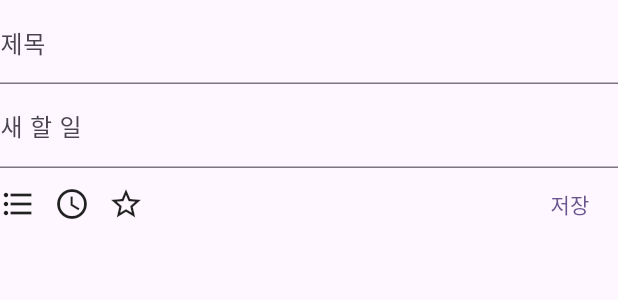
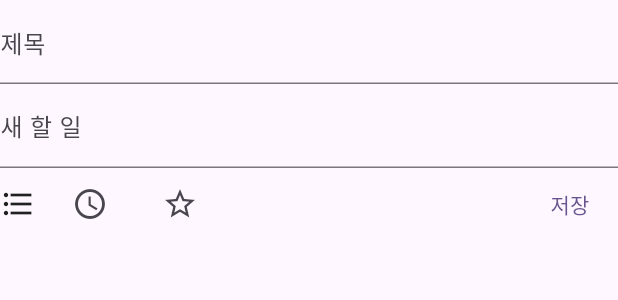
Before and after one commit to Kim-Martino/Google-Task-Clone, a Flutter app: the AddBottomSheet widget shown alone on an empty page, opened directly, after a tap on "저장", on a phone screen of 412 x 824 dp. Shown: the top 300 px of the screen. Run offline on Flutter 3.47's test engine with Material 3 defaults, Android fonts, the phone set to English and light mode, and no system bars.

Commit message:
ADD DateTime, Fav Buttons 2024/01/13

```diff
--- a/lib/modules/task/model/task.dart
+++ b/lib/modules/task/model/task.dart
@@ -1,6 +1,9 @@
+import 'package:intl/intl.dart';
+
 class TaskModel {
   TaskModel({
     required this.title,
+    required this.date,
     this.content = "",
     this.isFavorite = false,
     this.isComplete = false,
@@ -13,4 +16,6 @@ class TaskModel {
   final bool isFavorite;
 
   final bool isComplete;
+
+  final DateTime date;
 }
--- a/lib/modules/task/service/task_service.dart
+++ b/lib/modules/task/service/task_service.dart
@@ -1,8 +1,7 @@
 import 'dart:math';
-
 import 'package:flutter/material.dart';
-
 import '../model/task.dart';
+import 'package:intl/intl.dart';
 
 class TaskService extends ChangeNotifier {
   // final List<TaskModel> _tasks = List.generate(
@@ -14,19 +13,10 @@ class TaskService extends ChangeNotifier {
   //     isComplete: Random().nextBool(),
   //   ),
   // );
-  final List<TaskModel> _tasks = [
-    TaskModel(title: 'A'),
-    TaskModel(title: 'B'),
-    TaskModel(title: 'C'),
-    TaskModel(title: 'D'),
-    TaskModel(title: 'E'),
-    TaskModel(title: 'F'),
-    TaskModel(title: 'G'),
-    TaskModel(title: 'H'),
-    TaskModel(title: 'I'),
-  ];
+  final List<TaskModel> _tasks = [];
   List<TaskModel> get tasks => _tasks;
 
+  /// createdDate
   void addTask(TaskModel task) {
     _tasks.add(task);
     notifyListeners();
@@ -37,6 +27,7 @@ class TaskService extends ChangeNotifier {
     notifyListeners();
   }
 
+  /// updatedDate
   void toggleCompleted(int index) {
     // 1. task 가 _task 안에서 어디있는지.
     // 2. 그 찾은애의 isCompleted를 toggle 시킨다.
@@ -45,19 +36,26 @@ class TaskService extends ChangeNotifier {
       content: _tasks[index].content,
       isComplete: !_tasks[index].isComplete,
       isFavorite: _tasks[index].isFavorite,
+      date: DateTime.now(),
     );
     notifyListeners();
   }
 
+  /// starUpdatedDate
   void toggleFavorite(int index) {
     _tasks[index] = TaskModel(
       title: _tasks[index].title,
       content: _tasks[index].content,
       isComplete: _tasks[index].isComplete,
       isFavorite: !_tasks[index].isFavorite,
+      date: DateTime.now(),
     );
     notifyListeners();
   }
 
   void remove(TaskModel task) {}
+
+  /// sort()
+  /// _task가 정렬되어야함
+  /// notifyListeners
 }
--- a/lib/modules/task/view/widget/add_bottom_sheet.dart
+++ b/lib/modules/task/view/widget/add_bottom_sheet.dart
@@ -1,7 +1,10 @@
 import 'package:flutter/material.dart';
 import 'package:google_tasks_clone/modules/task/model/task.dart';
 import 'package:provider/provider.dart';
+import 'package:google_tasks_clone/modules/task/view/widget/task_card.dart';
 import 'package:google_tasks_clone/modules/task/service/task_service.dart';
+import '../../view_model/task_list_screen_view_model.dart';
+import 'package:intl/intl.dart';
 
 class AddBottomSheet extends StatelessWidget {
   const AddBottomSheet({super.key});
@@ -9,8 +12,14 @@ class AddBottomSheet extends StatelessWidget {
   @override
   Widget build(BuildContext context) {
     final provider = Provider.of<TaskService>(context);
+
     late TextEditingController _controller;
     late TextEditingController _controller2;
+    String selectDate;
+
+    String formatDate = DateFormat('yy-MM-dd HH:mm').format(DateTime.now());
+
+    DateTime date = DateTime.now();
 
     _controller = TextEditingController();
     _controller2 = TextEditingController();
@@ -39,9 +48,32 @@ class AddBottomSheet extends StatelessWidget {
                 children: [
                   Icon(Icons.format_list_bulleted),
                   SizedBox(width: 12),
-                  Icon(Icons.watch_later_outlined),
+                  //Icon(Icons.watch_later_outlined),
+                  IconButton(
+                    onPressed: () {
+                      final selectDate = showDatePicker(
+                        context: context,
+                        initialDate: date,
+                        firstDate: DateTime(2000),
+                        lastDate: DateTime.now(),
+                      );
+                    },
+                    icon: Icon(Icons.watch_later_outlined),
+                  ),
                   SizedBox(width: 12),
-                  Icon(Icons.star_outline),
+                  //Icon(Icons.star_outline),
+                  IconButton(
+                    onPressed: () {
+                      provider.addTask(
+                        TaskModel(
+                          title: _controller.text,
+                          isFavorite: true,
+                          date: DateTime.now(),
+                        ),
+                      );
+                    },
+                    icon: Icon(Icons.star_outline),
+                  )
                 ],
               ),
               TextButton(
@@ -50,8 +82,9 @@ class AddBottomSheet extends StatelessWidget {
                     TaskModel(
                       title: _controller.text,
                       content: _controller2.text,
-                      isComplete: true,
+                      isComplete: false,
                       isFavorite: false,
+                      date: DateTime.now(),
                     ),
                   );
                 },
--- a/lib/modules/task/view/widget/task_card.dart
+++ b/lib/modules/task/view/widget/task_card.dart
@@ -73,8 +73,15 @@ class TaskCard extends StatelessWidget {
               ],
             ),
             task.isFavorite
-                ? const Icon(Icons.star, color: primary)
-                : const Icon(Icons.star_border_outlined, color: outline),
+                ? GestureDetector(
+                    onTap: onFavoritePressed,
+                    child: const Icon(Icons.star, color: primary),
+                  )
+                : GestureDetector(
+                    onTap: onFavoritePressed,
+                    child:
+                        const Icon(Icons.star_border_outlined, color: outline),
+                  ),
           ],
         ),
       ),
--- a/pubspec.yaml
+++ b/pubspec.yaml
@@ -14,6 +14,7 @@ dependencies:
   cupertino_icons: ^1.0.2
   uuid: ^3.0.7
   provider: ^6.1.1
+  intl: ^0.19.0
 
 dev_dependencies:
   build_runner: ^2.4.6
```
Also changed, not shown: pubspec.lock.
